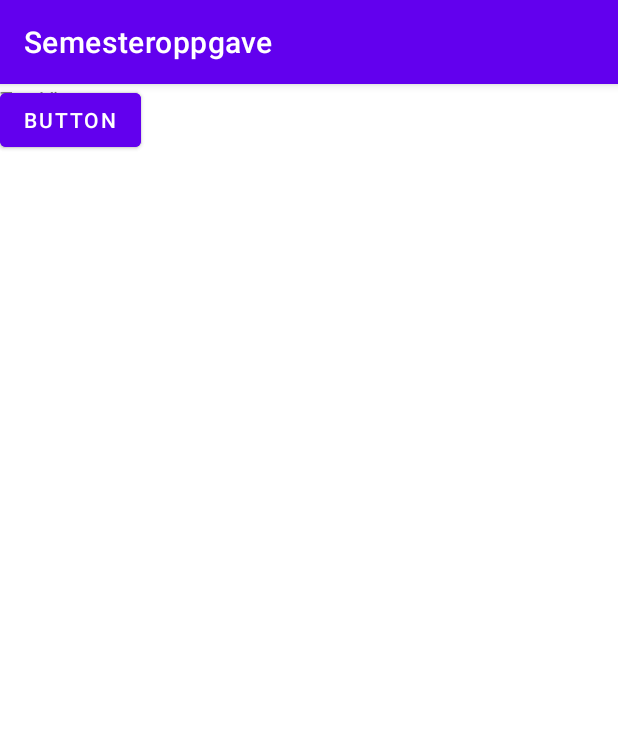
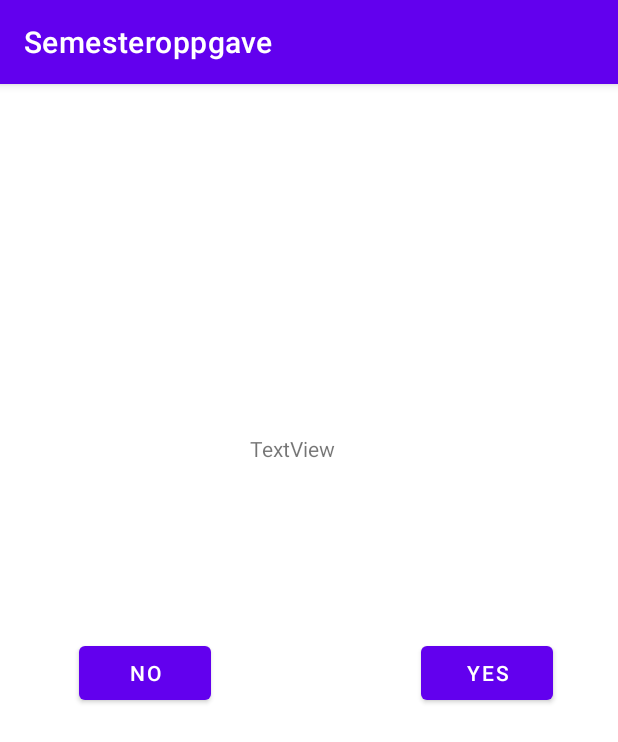
Before and after one commit to SananMaarouf/MOB3000, an Android app: the screen it shows after launch (MainActivity), on a phone screen of 412 x 824 dp. Shown: the top 742 px of the screen. Run offline under Robolectric (Android 15) with nearby library versions, the phone set to English and light mode, and no system bars.

Commit message:
I did something

```diff
--- a/app/src/main/res/layout/activity_main.xml
+++ b/app/src/main/res/layout/activity_main.xml
@@ -9,30 +9,45 @@
     <androidx.cardview.widget.CardView
         android:layout_width="match_parent"
         android:layout_height="wrap_content"
-        tools:layout_editor_absoluteX="0dp"
-        tools:layout_editor_absoluteY="68dp" />
+        app:layout_constraintBottom_toTopOf="@+id/textView"
+        app:layout_constraintEnd_toEndOf="parent"
+        app:layout_constraintStart_toStartOf="parent"
+        app:layout_constraintTop_toTopOf="parent" />
 
     <Button
         android:id="@+id/button"
         android:layout_width="wrap_content"
         android:layout_height="wrap_content"
-        android:text="Button"
-        tools:layout_editor_absoluteX="63dp"
-        tools:layout_editor_absoluteY="260dp" />
+        android:text="@string/no"
+        app:layout_constraintBottom_toBottomOf="parent"
+        app:layout_constraintEnd_toStartOf="@+id/button2"
+        app:layout_constraintHorizontal_bias="0.272"
+        app:layout_constraintStart_toStartOf="parent"
+        app:layout_constraintTop_toTopOf="parent"
+        app:layout_constraintVertical_bias="0.512" />
 
     <Button
         android:id="@+id/button2"
         android:layout_width="wrap_content"
         android:layout_height="wrap_content"
-        android:text="Button"
-        tools:layout_editor_absoluteX="241dp"
-        tools:layout_editor_absoluteY="260dp" />
+        android:text="@string/yes"
+        app:layout_constraintBottom_toBottomOf="parent"
+        app:layout_constraintEnd_toEndOf="parent"
+        app:layout_constraintHorizontal_bias="0.867"
+        app:layout_constraintStart_toStartOf="parent"
+        app:layout_constraintTop_toTopOf="parent"
+        app:layout_constraintVertical_bias="0.512" />
 
     <TextView
         android:id="@+id/textView"
         android:layout_width="wrap_content"
         android:layout_height="wrap_content"
-        android:text="TextView"
-        tools:layout_editor_absoluteX="172dp"
-        tools:layout_editor_absoluteY="121dp" />
+        android:text="@string/textview"
+        app:layout_constraintBottom_toBottomOf="parent"
+        app:layout_constraintEnd_toEndOf="parent"
+        app:layout_constraintHorizontal_bias="0.469"
+        app:layout_constraintStart_toStartOf="parent"
+        app:layout_constraintTop_toTopOf="parent"
+        app:layout_constraintVertical_bias="0.312" />
+
 </androidx.constraintlayout.widget.ConstraintLayout>
--- a/app/src/main/res/values/strings.xml
+++ b/app/src/main/res/values/strings.xml
@@ -1,4 +1,7 @@
 <resources>
     <string name="app_name">Semesteroppgave</string>
     <string name="hello_worl">Hello Worl!</string>
+    <string name="no">No</string>
+    <string name="textview">TextView</string>
+    <string name="yes">Yes</string>
 </resources>
```
